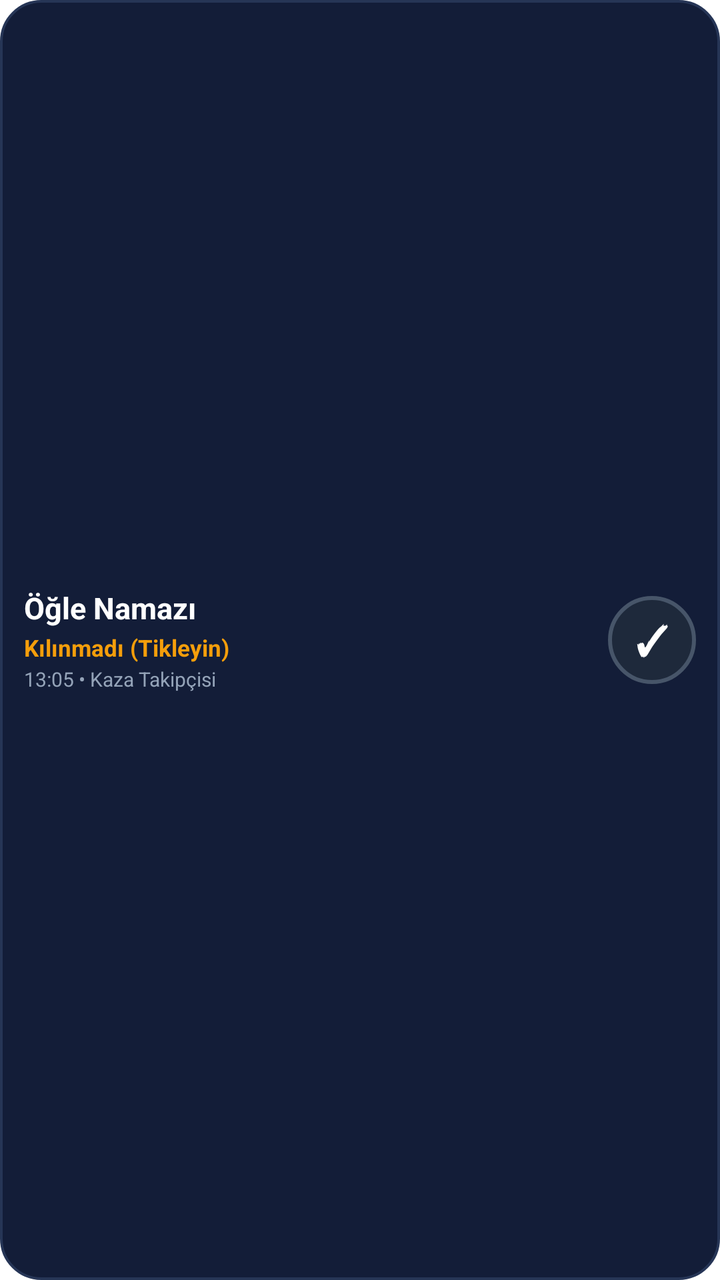
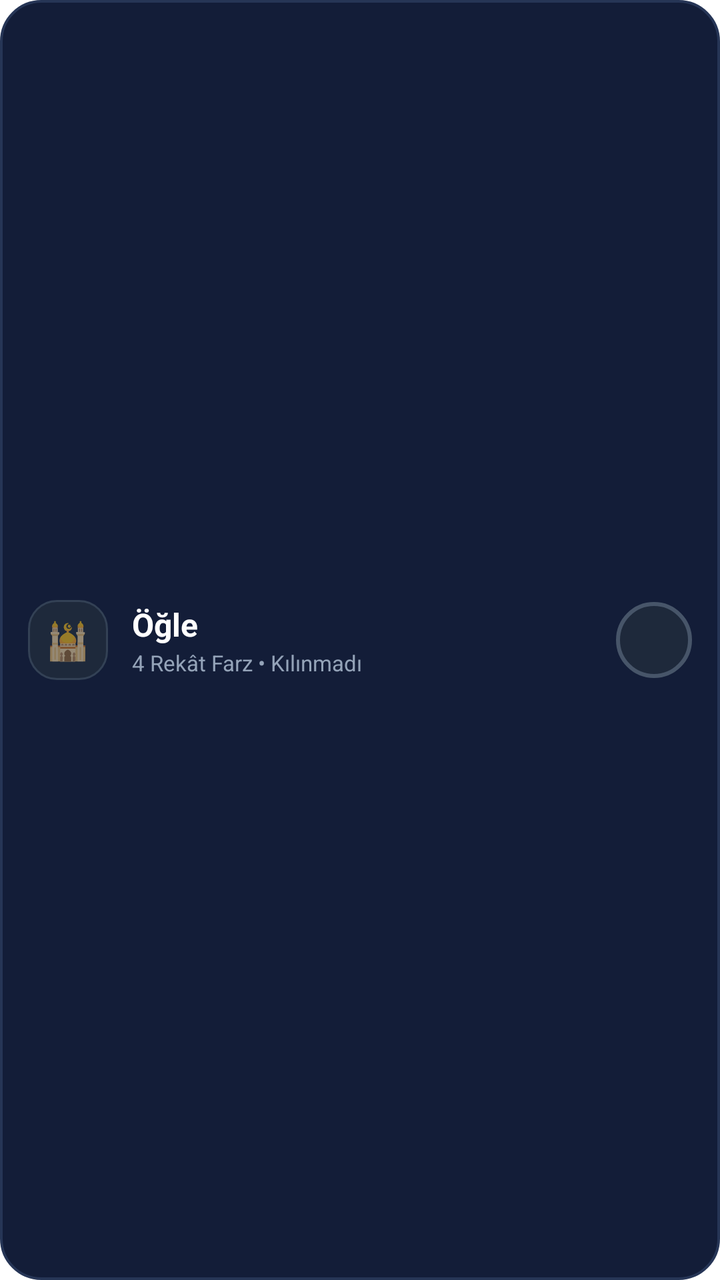

Compare the two renders of this Android layout. The source of the first and the diff that turns it into the second are given below.
<!-- AndroidManifest.xml: fallback theme Theme.MaterialComponents.DayNight.NoActionBar -->
<!-- res/layout/current_prayer_tick_widget.xml -->
<?xml version="1.0" encoding="utf-8"?>
<LinearLayout xmlns:android="http://schemas.android.com/apk/res/android"
    android:id="@+id/widget_tick_container"
    android:layout_width="match_parent"
    android:layout_height="match_parent"
    android:orientation="horizontal"
    android:gravity="center_vertical"
    android:padding="12dp"
    android:background="@drawable/widget_bg">

    
    <LinearLayout
        android:id="@+id/layout_info"
        android:layout_width="0dp"
        android:layout_height="wrap_content"
        android:layout_weight="1"
        android:orientation="vertical">

        <TextView
            android:id="@+id/widget_active_prayer_name"
            android:layout_width="wrap_content"
            android:layout_height="wrap_content"
            android:text="Öğle Namazı"
            android:textColor="#FFFFFF"
            android:textSize="15sp"
            android:textStyle="bold" />

        <TextView
            android:id="@+id/widget_active_prayer_status"
            android:layout_width="wrap_content"
            android:layout_height="wrap_content"
            android:layout_marginTop="2dp"
            android:text="Kılınmadı (Tikleyin)"
            android:textColor="#F59E0B"
            android:textSize="11.5sp"
            android:textStyle="bold" />

        <TextView
            android:id="@+id/widget_active_prayer_time"
            android:layout_width="wrap_content"
            android:layout_height="wrap_content"
            android:layout_marginTop="1dp"
            android:text="13:05 • Kaza Takipçisi"
            android:textColor="#94A3B8"
            android:textSize="10sp" />
    </LinearLayout>

    
    <FrameLayout
        android:id="@+id/btn_toggle_tick"
        android:layout_width="44dp"
        android:layout_height="44dp"
        android:layout_marginStart="8dp"
        android:background="@drawable/widget_tick_off"
        android:gravity="center">

        <TextView
            android:id="@+id/widget_tick_text"
            android:layout_width="wrap_content"
            android:layout_height="wrap_content"
            android:layout_gravity="center"
            android:text="✓"
            android:textColor="#FFFFFF"
            android:textSize="20sp"
            android:textStyle="bold" />
    </FrameLayout>
</LinearLayout>
<!-- resources referenced by this layout -->
<resources>
  <!-- drawable widget_bg (drawable) -->
  <?xml version="1.0" encoding="utf-8"?>
  <shape xmlns:android="http://schemas.android.com/apk/res/android"
      android:shape="rectangle">
      <solid android:color="#131D38" />
      <corners android:radius="20dp" />
      <stroke android:width="1.2dp" android:color="#263556" />
  </shape>
  <!-- drawable widget_tick_off (drawable) -->
  <?xml version="1.0" encoding="utf-8"?>
  <shape xmlns:android="http://schemas.android.com/apk/res/android"
      android:shape="oval">
      <solid android:color="#1E293B" />
      <stroke android:width="2dp" android:color="#475569" />
      <size android:width="44dp" android:height="44dp" />
  </shape>
</resources>

<!-- the commit's change to res/layout/current_prayer_tick_widget.xml (unified diff, before → after) -->
@@ -5,8 +5,28 @@
     android:layout_height="match_parent"
     android:orientation="horizontal"
     android:gravity="center_vertical"
-    android:padding="12dp"
+    android:paddingLeft="14dp"
+    android:paddingRight="14dp"
+    android:paddingTop="10dp"
+    android:paddingBottom="10dp"
     android:background="@drawable/widget_bg">
+
+    
+    <LinearLayout
+        android:id="@+id/layout_icon"
+        android:layout_width="40dp"
+        android:layout_height="40dp"
+        android:background="@drawable/widget_pill_bg"
+        android:gravity="center"
+        android:orientation="vertical">
+
+        <TextView
+            android:id="@+id/widget_prayer_emoji"
+            android:layout_width="wrap_content"
+            android:layout_height="wrap_content"
+            android:text="🕌"
+            android:textSize="18sp" />
+    </LinearLayout>
 
     
     <LinearLayout
@@ -14,54 +34,48 @@
         android:layout_width="0dp"
         android:layout_height="wrap_content"
         android:layout_weight="1"
+        android:layout_marginLeft="12dp"
+        android:layout_marginRight="8dp"
         android:orientation="vertical">
 
         <TextView
             android:id="@+id/widget_active_prayer_name"
             android:layout_width="wrap_content"
             android:layout_height="wrap_content"
-            android:text="Öğle Namazı"
+            android:text="Öğle"
             android:textColor="#FFFFFF"
-            android:textSize="15sp"
-            android:textStyle="bold" />
+            android:textSize="16sp"
+            android:textStyle="bold"
+            android:maxLines="1"
+            android:ellipsize="end" />
 
         <TextView
             android:id="@+id/widget_active_prayer_status"
             android:layout_width="wrap_content"
             android:layout_height="wrap_content"
-            android:layout_marginTop="2dp"
-            android:text="Kılınmadı (Tikleyin)"
-            android:textColor="#F59E0B"
-            android:textSize="11.5sp"
-            android:textStyle="bold" />
-
-        <TextView
-            android:id="@+id/widget_active_prayer_time"
-            android:layout_width="wrap_content"
-            android:layout_height="wrap_content"
             android:layout_marginTop="1dp"
-            android:text="13:05 • Kaza Takipçisi"
+            android:text="4 Rekât Farz • Kılınmadı"
             android:textColor="#94A3B8"
-            android:textSize="10sp" />
+            android:textSize="11sp"
+            android:maxLines="1"
+            android:ellipsize="end" />
     </LinearLayout>
 
     
     <FrameLayout
         android:id="@+id/btn_toggle_tick"
-        android:layout_width="44dp"
-        android:layout_height="44dp"
-        android:layout_marginStart="8dp"
-        android:background="@drawable/widget_tick_off"
-        android:gravity="center">
+        android:layout_width="38dp"
+        android:layout_height="38dp"
+        android:background="@drawable/widget_tick_off">
 
         <TextView
             android:id="@+id/widget_tick_text"
             android:layout_width="wrap_content"
             android:layout_height="wrap_content"
             android:layout_gravity="center"
-            android:text="✓"
+            android:text=""
             android:textColor="#FFFFFF"
-            android:textSize="20sp"
+            android:textSize="17sp"
             android:textStyle="bold" />
     </FrameLayout>
 </LinearLayout>
<!-- resource entries referenced after the edit -->
@@ -7,6 +7,14 @@
       <solid android:color="#131D38" />
       <corners android:radius="20dp" />
       <stroke android:width="1.2dp" android:color="#263556" />
+  </shape>
+  <!-- drawable widget_pill_bg (drawable) -->
+  <?xml version="1.0" encoding="utf-8"?>
+  <shape xmlns:android="http://schemas.android.com/apk/res/android"
+      android:shape="rectangle">
+      <solid android:color="#1E293B" />
+      <corners android:radius="14dp" />
+      <stroke android:width="1dp" android:color="#334155" />
   </shape>
   <!-- drawable widget_tick_off (drawable) -->
   <?xml version="1.0" encoding="utf-8"?>
